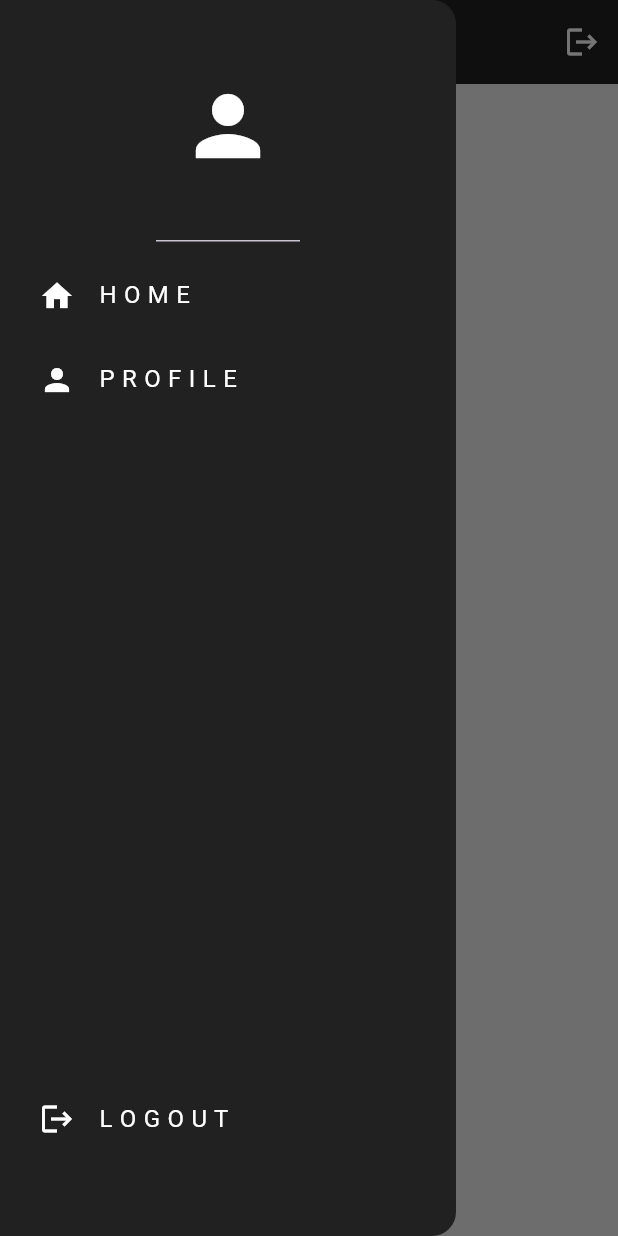
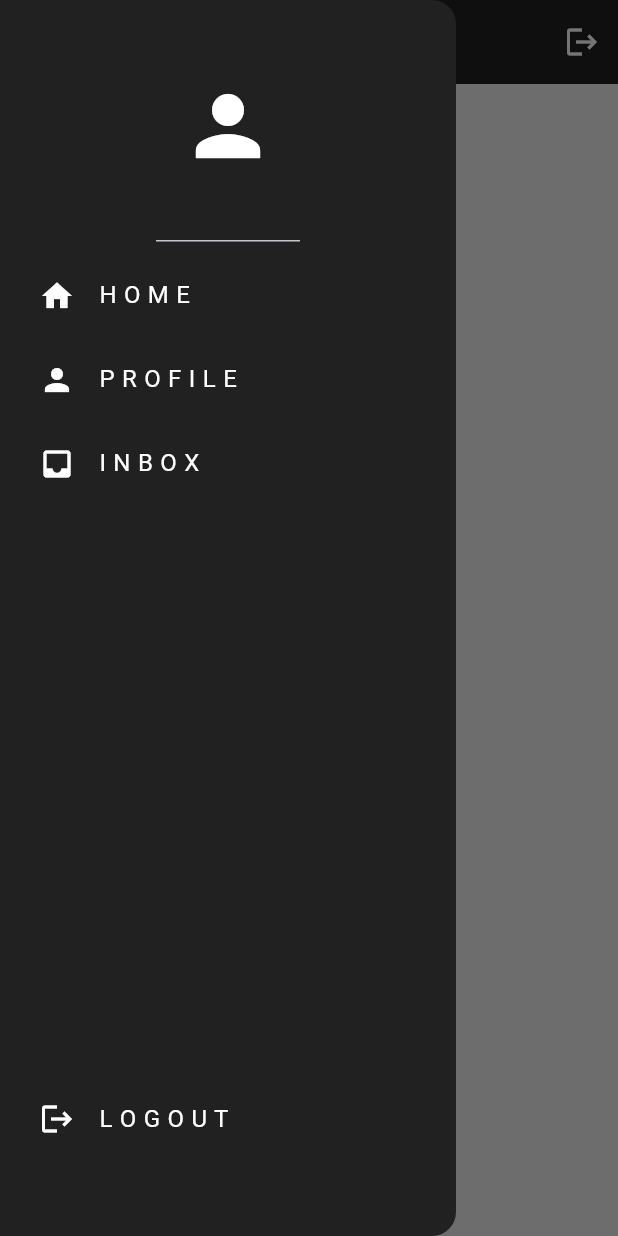
Before and after one commit to Ahnuf-Karim-Chowdhury/GMail-Manager-Flutter-App, a Flutter app: the ProfilePage screen opened directly, with the side drawer open, on a phone screen of 412 x 824 dp. Run offline on Flutter 3.47's test engine with Material 3 defaults, Android fonts, the phone set to English and light mode, and no system bars; our stand-ins replace firebase_auth, firebase_core, flutter_svg, google_sign_in, logger; missing offline and left inert: googleapis; accounts and stored records are empty; generated files the repository leaves out were written again; network calls fail.

Commit message:
inbox mail fetch added

```diff
--- a/lib/components/drawer.dart
+++ b/lib/components/drawer.dart
@@ -43,6 +43,21 @@ class UIDrawer extends StatelessWidget {
                       icon: Icons.person,
                       text: "P R O F I L E",
                     ),
+
+                    // inbox
+                    UIListTile(
+                      onTap: () {
+                        Navigator.pushReplacementNamed(context, '/inbox');
+                      },
+                      icon: Icons.inbox,
+                      text: "I N B O X",
+                    ),
+
+
+
+
+
+
                   ],
                 ),
 
--- a/lib/main.dart
+++ b/lib/main.dart
@@ -2,6 +2,7 @@ import 'package:flutter/material.dart';
 import 'package:gmail_manager/pages/auth.dart';
 import 'package:gmail_manager/pages/forgot_password.dart';
 import 'package:gmail_manager/pages/home.dart';
+import 'package:gmail_manager/pages/inbox.dart';
 import 'package:gmail_manager/pages/loginOrRegister.dart';
 import 'package:firebase_core/firebase_core.dart';
 import 'package:gmail_manager/pages/verify_email.dart';
@@ -28,6 +29,7 @@ class MyApp extends StatelessWidget {
         '/login': (context) => LoginOrRegisterPage(),
         '/verify-email' : (context) => VerifyEmailPage(),
         '/forgot-password' : (context) => ForgotPasswordPage(),
+        '/inbox' : (context) => EmailPage(),
 
 
       },
--- a/lib/pages/profile.dart
+++ b/lib/pages/profile.dart
@@ -57,7 +57,22 @@ class _ProfilePageState extends State<ProfilePage> {
           SizedBox(height: 50),
 
           // Profile pic
-          Icon(Icons.person, size: 72),
+          if (currentUser?.photoURL != null)
+            CircleAvatar(
+              radius: 36,
+              backgroundImage: NetworkImage(currentUser!.photoURL!),
+              backgroundColor: Colors.grey[200],
+              child: ClipOval(
+                child: Image.network(
+                  currentUser!.photoURL!,
+                  fit: BoxFit.cover,
+                  width: 72,
+                  height: 72,
+                ),
+              ),
+            )
+          else
+            Icon(Icons.person, size: 72),
 
           SizedBox(height: 10),
 
--- a/pubspec.yaml
+++ b/pubspec.yaml
@@ -39,6 +39,7 @@ dependencies:
   firebase_auth: ^5.5.1
   logger: ^2.5.0
   google_sign_in: ^6.3.0
+  googleapis: ^13.2.0
 
 dev_dependencies:
   flutter_test:
```
Also changed, not shown: lib/pages/inbox.dart (added, +100 -0 lines), pubspec.lock.
